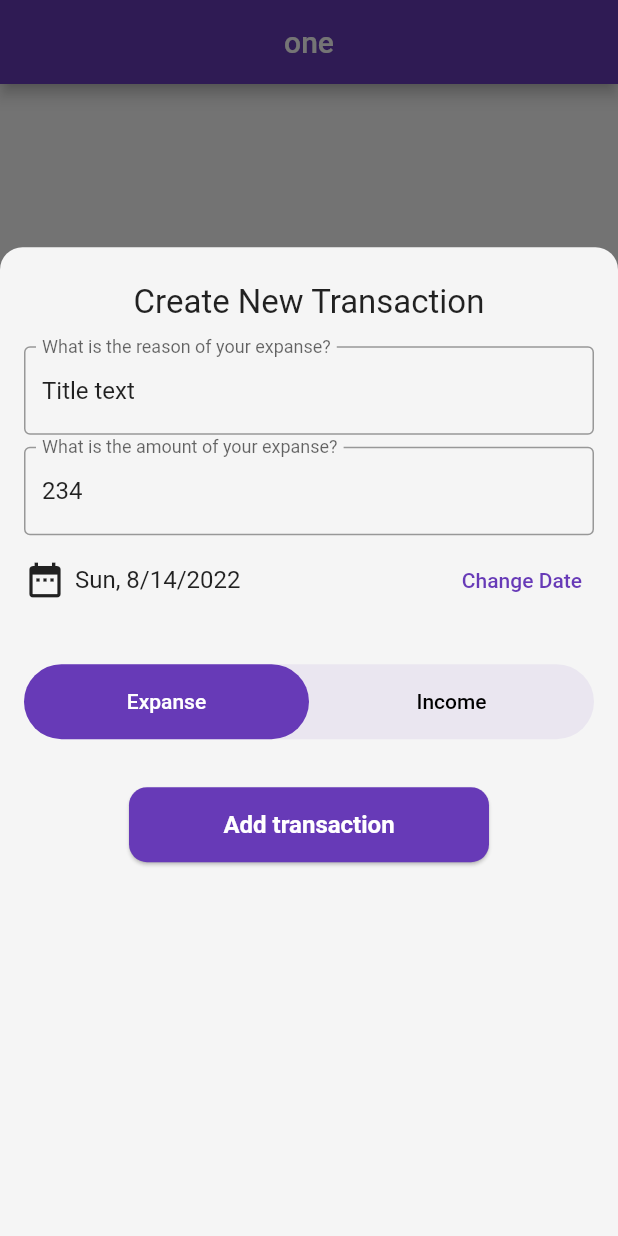
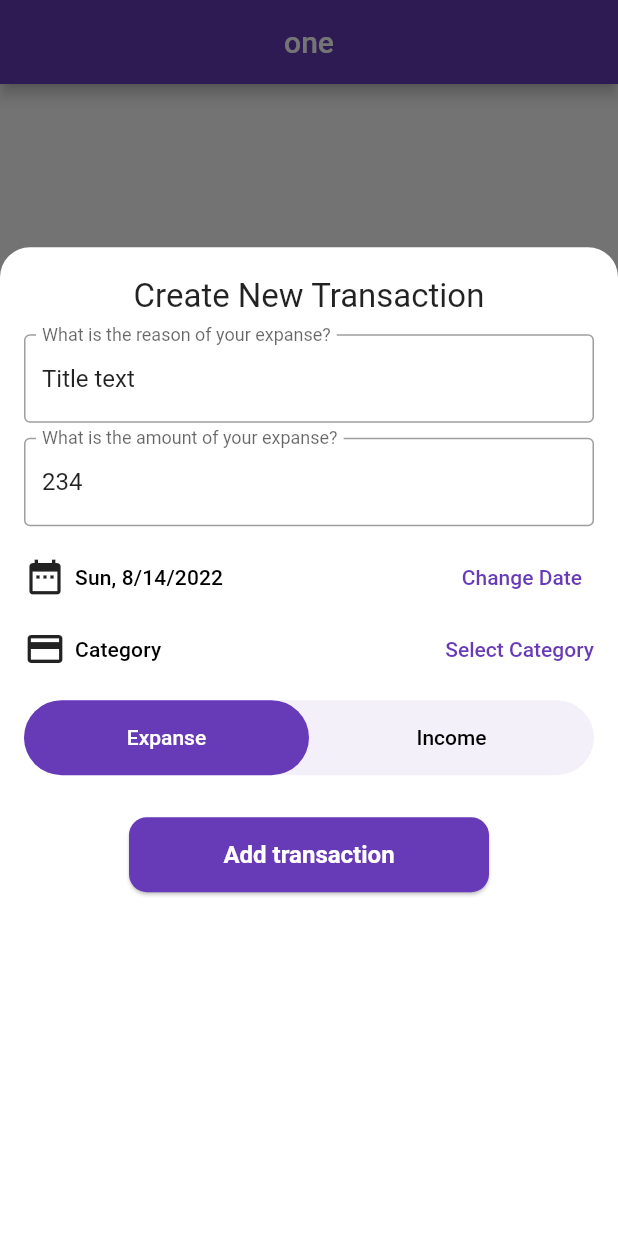
Before and after one commit to hasansujon786/waleti, a Flutter app: the screen it shows once a user with an empty profile is signed in, item 2 of the bottom bar chosen, after a tap on the "add" icon, on a phone screen of 412 x 824 dp. Run offline on Flutter 3.47's test engine with Material 2 defaults, Android fonts, the phone set to English and light mode, and no system bars; our stand-ins replace cloud_firestore, firebase_auth, firebase_core, fl_chart, flutter_riverpod, google_sign_in and 2 more; accounts and stored records are empty; Roboto replaces fonts that are missing (rubik).

Commit message:
feat(models): add transaction_category

```diff
--- a/lib/models/models.dart
+++ b/lib/models/models.dart
@@ -1,3 +1,4 @@
 export 'my_transaction.dart';
 export 'chart_bar_item_data_of_day.dart';
 export 'boxes.dart';
+export 'transaction_category.dart';
--- a/lib/models/my_transaction.dart
+++ b/lib/models/my_transaction.dart
@@ -2,6 +2,8 @@ import 'package:cloud_firestore/cloud_firestore.dart';
 import 'package:flutter/foundation.dart';
 import 'package:hive/hive.dart';
 import 'package:uuid/uuid.dart';
+
+import 'transaction_category.dart';
 
 part 'my_transaction.g.dart';
 
@@ -14,11 +16,13 @@ class MyTransaction extends HiveObject {
   MyTransaction({
     required this.title,
     required this.amount,
+    TransactionCategory? category,
     DateTime? createdAt,
     String? id,
     MyTransactionDataType type = MyTransactionDataType.expanse,
   })  : createdAt = createdAt ?? DateTime.now(),
         id = id ?? _uuid.v4(),
+        _category = category?.name,
         _type = type.name;
 
   @HiveField(0)
@@ -34,6 +38,16 @@ class MyTransaction extends HiveObject {
   String _type;
   set type(MyTransactionDataType value) => _type = value.name;
   MyTransactionDataType get type => _type == 'expanse' ? MyTransactionDataType.expanse : MyTransactionDataType.income;
+
+  @HiveField(5)
+  String? _category;
+  set category(TransactionCategory? ct) => _category = ct?.name;
+  TransactionCategory? get category {
+    if (_category == null) {
+      return null;
+    }
+    return transactionCategories.firstWhere((cg) => cg.name == _category);
+  }
 
   factory MyTransaction.fromJson(Map<String, dynamic> json) {
     return MyTransaction(
--- /dev/null
+++ b/lib/models/transaction_category.dart
@@ -0,0 +1,13 @@
+import 'package:flutter/material.dart';
+
+class TransactionCategory {
+  final String name;
+  final IconData icon;
+  TransactionCategory(this.name, this.icon);
+}
+
+final transactionCategories = [
+  TransactionCategory('Shopping', Icons.shopping_cart),
+  TransactionCategory('Food', Icons.food_bank),
+  TransactionCategory('Coffie', Icons.emoji_food_beverage),
+];
--- a/lib/pages/home/widgets/transaction_list_item.dart
+++ b/lib/pages/home/widgets/transaction_list_item.dart
@@ -31,7 +31,7 @@ class TransactionListItem extends StatelessWidget {
       subtitle: Row(
         mainAxisAlignment: MainAxisAlignment.spaceBetween,
         children: [
-          Text('Shoping', style: Theme.of(context).textTheme.caption),
+          Text(transaction.category?.name ?? 'Not listed', style: Theme.of(context).textTheme.caption),
           Text(Formatters.monthDayYear.format(transaction.createdAt), style: Theme.of(context).textTheme.caption),
         ],
       ),
@@ -70,6 +70,9 @@ class TransactionListItem extends StatelessWidget {
         borderRadius: const BorderRadius.all(Radius.circular(16)),
         color: Colors.grey.shade200,
       ),
+      child: Center(
+        child: Icon(transaction.category?.icon ?? Icons.circle),
+      ),
       // child: Center(
       //   child: Column(
       //     mainAxisSize: MainAxisSize.min,
--- a/lib/shared/ui/create_transaction_modal.dart
+++ b/lib/shared/ui/create_transaction_modal.dart
@@ -1,31 +1,32 @@
 import 'package:flutter/material.dart';
 import 'package:intl/intl.dart';
 
+import '../../../models/models.dart';
 import '../../../shared/ui/ui.dart';
-import '../../../models/models.dart';
 
 class CreateTransactionModal extends StatefulWidget {
+  final void Function(MyTransaction) addNewTransaction;
+  const CreateTransactionModal(this.addNewTransaction, {Key? key}) : super(key: key);
+
+  @override
+  State<CreateTransactionModal> createState() => _CreateTransactionModalState();
+
   static void open(BuildContext context, void Function(MyTransaction) addNewTransaction) {
     showModalBottomSheet(
-      backgroundColor: Colors.transparent,
+      shape: const RoundedRectangleBorder(borderRadius: BorderRadius.vertical(top: Radius.circular(20))),
+      backgroundColor: Colors.white,
       context: context,
       isScrollControlled: true,
       isDismissible: true,
       builder: (BuildContext bottomSheetContext) => CreateTransactionModal(addNewTransaction),
     );
   }
-
-  final void Function(MyTransaction) addNewTransaction;
-  const CreateTransactionModal(this.addNewTransaction, {Key? key}) : super(key: key);
-
-  @override
-  State<CreateTransactionModal> createState() => _CreateTransactionModalState();
 }
 
 class _CreateTransactionModalState extends State<CreateTransactionModal> {
   final _titleConroller = TextEditingController(text: 'Title text');
   final _amountConroller = TextEditingController(text: '234');
-
+  TransactionCategory? _transactionCategory;
   var _transactionType = MyTransactionDataType.expanse;
   DateTime _choosenDate = DateTime.now();
 
@@ -40,6 +41,7 @@ class _CreateTransactionModalState extends State<CreateTransactionModal> {
       title: title,
       amount: amount,
       createdAt: _choosenDate,
+      category: _transactionCategory,
       type: _transactionType,
     );
     widget.addNewTransaction(newTx);
@@ -65,25 +67,11 @@ class _CreateTransactionModalState extends State<CreateTransactionModal> {
     return FractionallySizedBox(
       heightFactor: 0.8,
       child: Container(
-        padding: const EdgeInsets.only(top: 24),
-        decoration: BoxDecoration(
-          borderRadius: const BorderRadius.only(
-            topLeft: Radius.circular(15),
-            topRight: Radius.circular(15),
-          ),
-          color: Colors.grey.shade100,
-        ),
+        padding: const EdgeInsets.symmetric(horizontal: 16, vertical: 20),
         child: Column(
-          children: <Widget>[
-            const Text(
-              'Create New Transaction',
-              style: TextStyle(fontSize: 22),
-            ),
-            Container(
-              padding: const EdgeInsets.all(16),
-              child: Column(
-                crossAxisAlignment: CrossAxisAlignment.end,
           children: [
+            const Text('Create New Transaction', style: TextStyle(fontSize: 22)),
+            const SizedBox(height: 12),
             TextField(
               decoration: const InputDecoration(
                 border: OutlineInputBorder(),
@@ -92,7 +80,7 @@ class _CreateTransactionModalState extends State<CreateTransactionModal> {
               controller: _titleConroller,
               /* onSubmitted: (_) => _onSubmitData(), */
             ),
-                  const SizedBox(height: 8),
+            const SizedBox(height: 10),
             TextField(
               decoration: const InputDecoration(
                 border: OutlineInputBorder(),
@@ -101,60 +89,89 @@ class _CreateTransactionModalState extends State<CreateTransactionModal> {
               controller: _amountConroller,
               keyboardType: const TextInputType.numberWithOptions(decimal: true),
             ),
-                  const SizedBox(height: 6),
-                  Row(
-                    mainAxisAlignment: MainAxisAlignment.spaceBetween,
-                    children: [
-                      const Icon(
-                        Icons.date_range,
-                        size: 28,
-                      ),
-                      const SizedBox(width: 6),
-                      Expanded(
-                        child: Text(
-                          DateFormat.yMEd().format(_choosenDate),
-                          style: Theme.of(context).textTheme.subtitle1,
-                        ),
-                      ),
-                      TextButton(
-                        onPressed: _onShowDatePicker,
-                        child: const Text('Change Date'),
-                      )
-                    ],
-                  ),
-                  const SizedBox(height: 32),
+            const SizedBox(height: 10),
+            datePickerView(context),
+            transactionCategoryPickerView(context),
+            const SizedBox(height: 10),
             OptionSwitch<MyTransactionDataType>(
               value: _transactionType,
               onSelect: (newValue) => setState(() => _transactionType = newValue),
               optionNames: const ['Expanse', 'Income'],
               options: const [MyTransactionDataType.expanse, MyTransactionDataType.income],
             ),
-                  const SizedBox(height: 32),
-                  Center(
+            const SizedBox(height: 28),
+            submitButton(),
+          ],
+        ),
+      ),
+    );
+  }
+
+  Center submitButton() {
+    return Center(
       child: SizedBox(
         width: 240,
         height: 50,
         child: ElevatedButton(
           onPressed: _onSubmitData,
           style: ElevatedButton.styleFrom(
+            shape: RoundedRectangleBorder(borderRadius: BorderRadius.circular(12.0)),
             elevation: 1,
-                          shape: RoundedRectangleBorder(
-                            borderRadius: BorderRadius.circular(12.0),
           ),
-                        ),
-                        child: const Text(
-                          'Add transaction',
-                          style: TextStyle(fontWeight: FontWeight.bold, fontSize: 16),
-                        ),
-                      ),
-                    ),
-                  ),
-                ],
-              ),
-            ),
-          ],
+          child: const Text('Add transaction', style: TextStyle(fontWeight: FontWeight.bold, fontSize: 16)),
         ),
       ),
     );
   }
+
+  Row datePickerView(BuildContext context) {
+    return Row(
+      mainAxisAlignment: MainAxisAlignment.spaceBetween,
+      children: [
+        const Icon(Icons.date_range, size: 28),
+        const SizedBox(width: 6),
+        Expanded(
+          child: Text(
+            DateFormat.yMEd().format(_choosenDate),
+            style: Theme.of(context).textTheme.subtitle2,
+          ),
+        ),
+        TextButton(onPressed: _onShowDatePicker, child: const Text('Change Date'))
+      ],
+    );
   }
+
+  Row transactionCategoryPickerView(BuildContext context) {
+    return Row(
+      mainAxisAlignment: MainAxisAlignment.spaceBetween,
+      children: [
+        const Icon(Icons.credit_card, size: 28),
+        const SizedBox(width: 6),
+        Expanded(
+          child: Text(
+            _transactionCategory?.name ?? 'Category',
+            style: Theme.of(context).textTheme.subtitle2,
+          ),
+        ),
+        DropdownButton<TransactionCategory>(
+          underline: const SizedBox(),
+          icon: Text(
+            'Select Category',
+            style: Theme.of(context).textTheme.button?.copyWith(color: Theme.of(context).primaryColor),
+          ),
+          items: transactionCategories
+              .map((category) => DropdownMenuItem<TransactionCategory>(
+                    value: category,
+                    child: Text(category.name),
+                  ))
+              .toList(),
+          onChanged: (selectedCategory) {
+            setState(() {
+              _transactionCategory = selectedCategory;
+            });
+          },
+        )
+      ],
+    );
+  }
+}
```
Also changed, not shown: lib/models/my_transaction.g.dart. Lines whose indentation alone changed are shown as unchanged.
